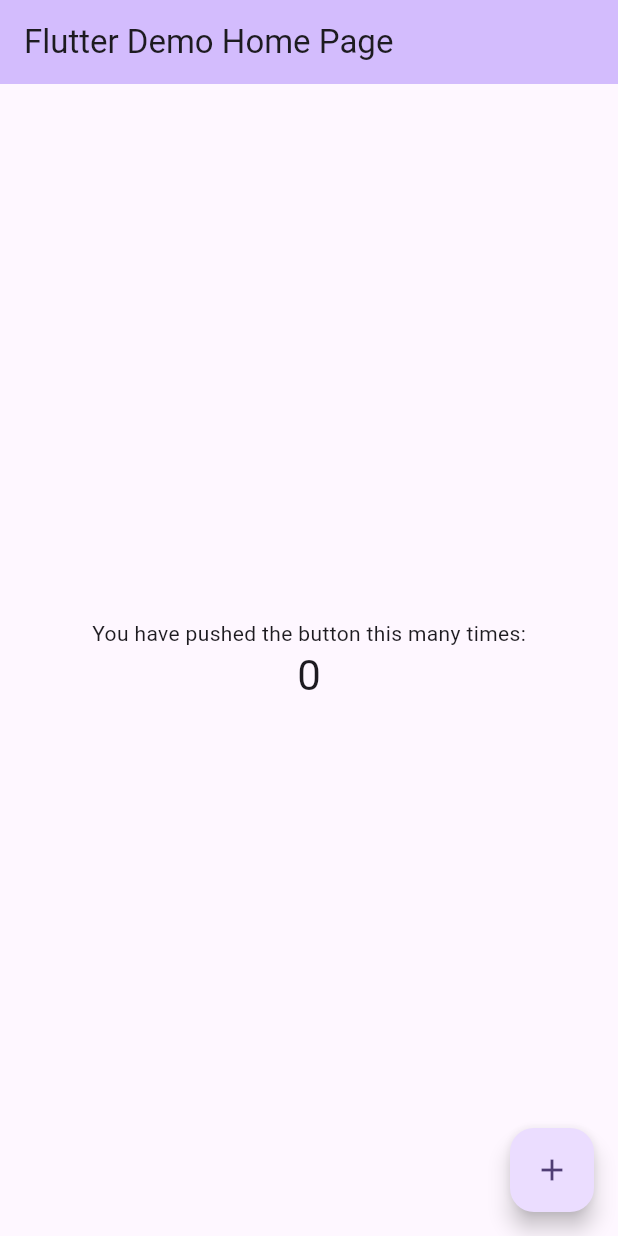
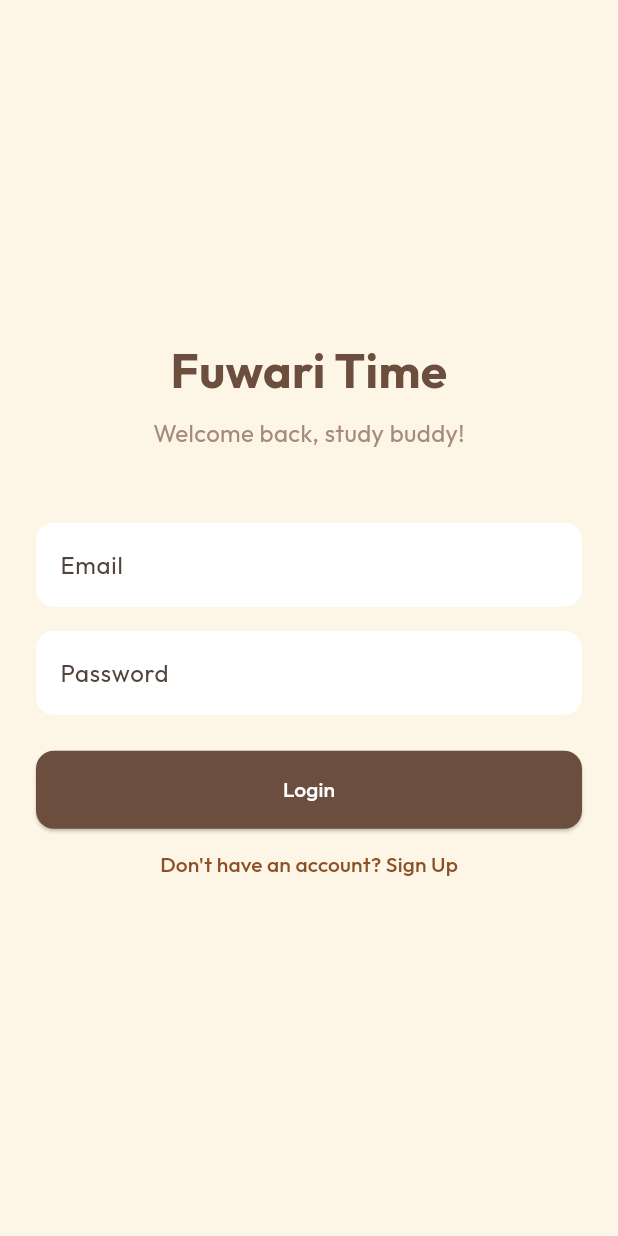
Before and after one commit to WISHERCARTs/ITDS283-FuwariTime-6787003-6787074, a Flutter app: the screen it shows after launch, on a phone screen of 412 x 824 dp. Run offline on Flutter 3.47's test engine with Material 3 defaults, Android fonts, the phone set to English and light mode, and no system bars; our stand-ins replace google_fonts, supabase_flutter; accounts and stored records are empty.

Commit message:
feat: setup supabase service and initial login screen UI

```diff
--- /dev/null
+++ b/lib/features/auth/screens/login_screen.dart
@@ -0,0 +1,105 @@
+import 'package:flutter/material.dart';
+import 'package:google_fonts/google_fonts.dart';
+
+class LoginScreen extends StatefulWidget {
+  const LoginScreen({super.key});
+
+  @override
+  State<LoginScreen> createState() => _LoginScreenState();
+}
+
+class _LoginScreenState extends State<LoginScreen> {
+  final _emailController = TextEditingController();
+  final _passwordController = TextEditingController();
+
+  @override
+  void dispose() {
+    _emailController.dispose();
+    _passwordController.dispose();
+    super.dispose();
+  }
+
+  @override
+  Widget build(BuildContext context) {
+    return Scaffold(
+      backgroundColor: const Color(0xFFFDF5E6), // Cozy Cream Background
+      body: SafeArea(
+        child: Padding(
+          padding: const EdgeInsets.all(24.0),
+          child: Column(
+            mainAxisAlignment: MainAxisAlignment.center,
+            crossAxisAlignment: CrossAxisAlignment.stretch,
+            children: [
+              Text(
+                'Fuwari Time',
+                textAlign: TextAlign.center,
+                style: GoogleFonts.outfit(
+                  fontSize: 32,
+                  fontWeight: FontWeight.bold,
+                  color: const Color(0xFF6B4E3D),
+                ),
+              ),
+              const SizedBox(height: 8),
+              Text(
+                'Welcome back, study buddy!',
+                textAlign: TextAlign.center,
+                style: GoogleFonts.outfit(
+                  fontSize: 16,
+                  color: const Color(0xFFA68B7C),
+                ),
+              ),
+              const SizedBox(height: 48),
+              TextField(
+                controller: _emailController,
+                decoration: InputDecoration(
+                  labelText: 'Email',
+                  filled: true,
+                  fillColor: Colors.white,
+                  border: OutlineInputBorder(
+                    borderRadius: BorderRadius.circular(12),
+                    borderSide: BorderSide.none,
+                  ),
+                ),
+              ),
+              const SizedBox(height: 16),
+              TextField(
+                controller: _passwordController,
+                obscureText: true,
+                decoration: InputDecoration(
+                  labelText: 'Password',
+                  filled: true,
+                  fillColor: Colors.white,
+                  border: OutlineInputBorder(
+                    borderRadius: BorderRadius.circular(12),
+                    borderSide: BorderSide.none,
+                  ),
+                ),
+              ),
+              const SizedBox(height: 24),
+              ElevatedButton(
+                onPressed: () {
+                  // TODO: Implement Login Logic
+                },
+                style: ElevatedButton.styleFrom(
+                  backgroundColor: const Color(0xFF6B4E3D),
+                  foregroundColor: Colors.white,
+                  padding: const EdgeInsets.symmetric(vertical: 16),
+                  shape: RoundedRectangleBorder(
+                    borderRadius: BorderRadius.circular(12),
+                  ),
+                ),
+                child: const Text('Login'),
+              ),
+              TextButton(
+                onPressed: () {
+                  // TODO: Navigate to Register
+                },
+                child: const Text('Don\'t have an account? Sign Up'),
+              ),
+            ],
+          ),
+        ),
+      ),
+    );
+  }
+}
--- a/lib/main.dart
+++ b/lib/main.dart
@@ -1,122 +1,33 @@
 import 'package:flutter/material.dart';
+import 'package:fuwari_time/services/supabase_service.dart';
+import 'package:fuwari_time/features/auth/screens/login_screen.dart';
+import 'package:google_fonts/google_fonts.dart';
 
-void main() {
-  runApp(const MyApp());
+void main() async {
+  WidgetsFlutterBinding.ensureInitialized();
+
+  // Initialize Supabase
+  await SupabaseService.initialize();
+
+  runApp(const FuwariTimeApp());
 }
 
-class MyApp extends StatelessWidget {
-  const MyApp({super.key});
+class FuwariTimeApp extends StatelessWidget {
+  const FuwariTimeApp({super.key});
 
-  // This widget is the root of your application.
   @override
   Widget build(BuildContext context) {
     return MaterialApp(
-      title: 'Flutter Demo',
+      debugShowCheckedModeBanner: false,
+      title: 'Fuwari Time',
       theme: ThemeData(
-        // This is the theme of your application.
-        //
-        // TRY THIS: Try running your application with "flutter run". You'll see
-        // the application has a purple toolbar. Then, without quitting the app,
-        // try changing the seedColor in the colorScheme below to Colors.green
-        // and then invoke "hot reload" (save your changes or press the "hot
-        // reload" button in a Flutter-supported IDE, or press "r" if you used
-        // the command line to start the app).
-        //
-        // Notice that the counter didn't reset back to zero; the application
-        // state is not lost during the reload. To reset the state, use hot
-        // restart instead.
-        //
-        // This works for code too, not just values: Most code changes can be
-        // tested with just a hot reload.
-        colorScheme: .fromSeed(seedColor: Colors.deepPurple),
+        useMaterial3: true,
+        textTheme: GoogleFonts.outfitTextTheme(),
+        colorScheme: ColorScheme.fromSeed(
+          seedColor: const Color(0xFF6B4E3D),
+        ),
       ),
-      home: const MyHomePage(title: 'Flutter Demo Home Page'),
+      home: const LoginScreen(),
     );
   }
 }
-
-class MyHomePage extends StatefulWidget {
-  const MyHomePage({super.key, required this.title});
-
-  // This widget is the home page of your application. It is stateful, meaning
-  // that it has a State object (defined below) that contains fields that affect
-  // how it looks.
-
-  // This class is the configuration for the state. It holds the values (in this
-  // case the title) provided by the parent (in this case the App widget) and
-  // used by the build method of the State. Fields in a Widget subclass are
-  // always marked "final".
-
-  final String title;
-
-  @override
-  State<MyHomePage> createState() => _MyHomePageState();
-}
-
-class _MyHomePageState extends State<MyHomePage> {
-  int _counter = 0;
-
-  void _incrementCounter() {
-    setState(() {
-      // This call to setState tells the Flutter framework that something has
-      // changed in this State, which causes it to rerun the build method below
-      // so that the display can reflect the updated values. If we changed
-      // _counter without calling setState(), then the build method would not be
-      // called again, and so nothing would appear to happen.
-      _counter++;
-    });
-  }
-
-  @override
-  Widget build(BuildContext context) {
-    // This method is rerun every time setState is called, for instance as done
-    // by the _incrementCounter method above.
-    //
-    // The Flutter framework has been optimized to make rerunning build methods
-    // fast, so that you can just rebuild anything that needs updating rather
-    // than having to individually change instances of widgets.
-    return Scaffold(
-      appBar: AppBar(
-        // TRY THIS: Try changing the color here to a specific color (to
-        // Colors.amber, perhaps?) and trigger a hot reload to see the AppBar
-        // change color while the other colors stay the same.
-        backgroundColor: Theme.of(context).colorScheme.inversePrimary,
-        // Here we take the value from the MyHomePage object that was created by
-        // the App.build method, and use it to set our appbar title.
-        title: Text(widget.title),
-      ),
-      body: Center(
-        // Center is a layout widget. It takes a single child and positions it
-        // in the middle of the parent.
-        child: Column(
-          // Column is also a layout widget. It takes a list of children and
-          // arranges them vertically. By default, it sizes itself to fit its
-          // children horizontally, and tries to be as tall as its parent.
-          //
-          // Column has various properties to control how it sizes itself and
-          // how it positions its children. Here we use mainAxisAlignment to
-          // center the children vertically; the main axis here is the vertical
-          // axis because Columns are vertical (the cross axis would be
-          // horizontal).
-          //
-          // TRY THIS: Invoke "debug painting" (choose the "Toggle Debug Paint"
-          // action in the IDE, or press "p" in the console), to see the
-          // wireframe for each widget.
-          mainAxisAlignment: .center,
-          children: [
-            const Text('You have pushed the button this many times:'),
-            Text(
-              '$_counter',
-              style: Theme.of(context).textTheme.headlineMedium,
-            ),
-          ],
-        ),
-      ),
-      floatingActionButton: FloatingActionButton(
-        onPressed: _incrementCounter,
-        tooltip: 'Increment',
-        child: const Icon(Icons.add),
-      ),
-    );
-  }
-}
--- /dev/null
+++ b/lib/services/supabase_service.dart
@@ -0,0 +1,14 @@
+import 'package:supabase_flutter/supabase_flutter.dart';
+
+class SupabaseService {
+  // TODO: Replace with your actual Supabase URL and Anon Key
+  static const String supabaseUrl = 'https://amshfbnlupanuykjpcph.supabase.co';
+  static const String supabaseAnonKey =
+      'eyJhbGciOiJIUzI1NiIsInR5cCI6IkpXVCJ9.eyJpc3MiOiJzdXBhYmFzZSIsInJlZiI6ImFtc2hmYm5sdXBhbnV5a2pwY3BoIiwicm9sZSI6ImFub24iLCJpYXQiOjE3NzM3MjY4MDcsImV4cCI6MjA4OTMwMjgwN30.95ihe4TCf3mvYXIv-SB6u-5WKEyNJIj9PPmWBGfZjus';
+
+  static Future<void> initialize() async {
+    await Supabase.initialize(url: supabaseUrl, anonKey: supabaseAnonKey);
+  }
+
+  static SupabaseClient get client => Supabase.instance.client;
+}
```
Also changed, not shown: 7 other files.
